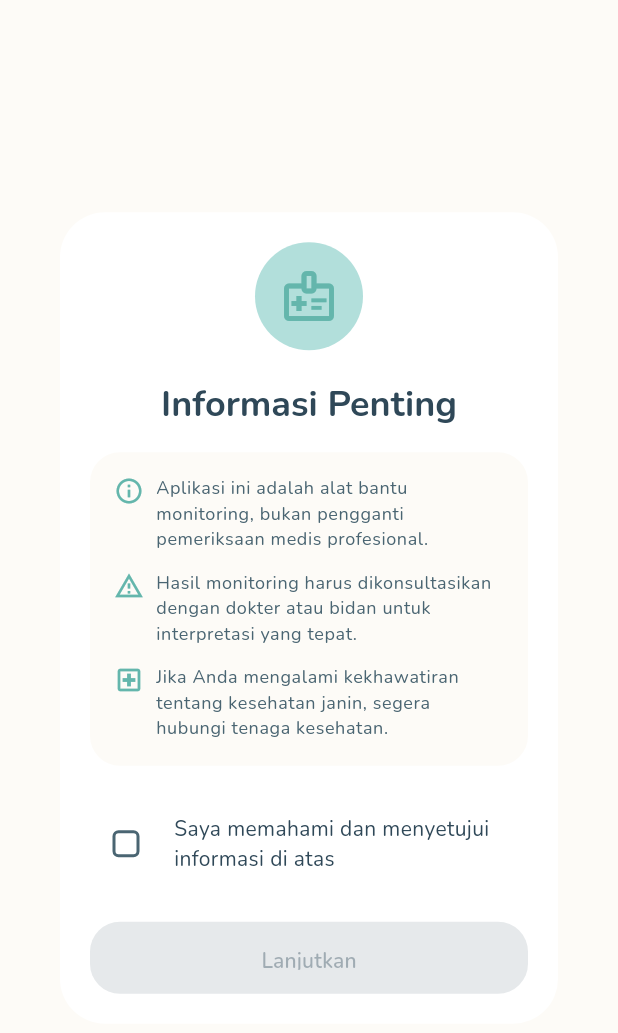
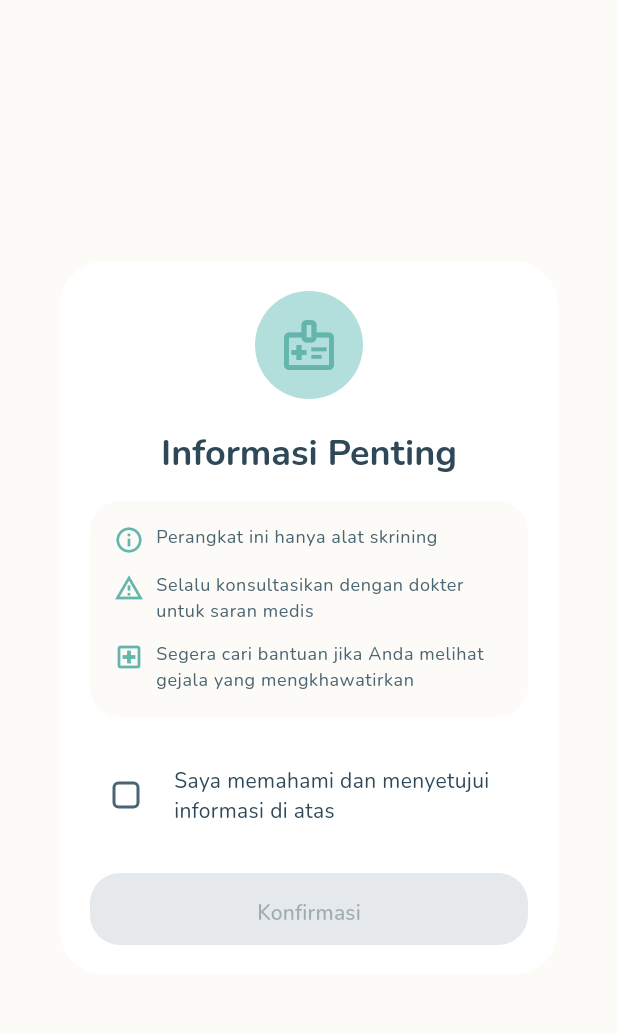
Before and after one commit to freeluncher/dopply-v2, a Flutter app: the MedicalDisclaimerDialog widget shown alone on an empty page, opened directly, on a phone screen of 412 x 824 dp. Shown: the top 1033 px of the screen. Run offline on Flutter 3.47's test engine with Material 3 defaults, Android fonts, the phone set to English and light mode, and no system bars; our stand-ins replace connectivity_plus, equatable, firebase_core, firebase_messaging, fl_chart, flutter_blue_plus and 13 more; missing offline and left inert: ota_update; accounts and stored records are empty; network calls fail; project files that could hold a hidden picture were left out.

Commit message:
feat: Add widgets for soft error display, medical disclaimer, and empty states.

```diff
--- a/lib/src/shared/widgets/medical_disclaimer_dialog.dart
+++ b/lib/src/shared/widgets/medical_disclaimer_dialog.dart
@@ -2,6 +2,7 @@ import 'package:flutter/material.dart';
 import 'package:shared_preferences/shared_preferences.dart';
 import '../../core/theme/app_colors.dart';
 import '../../core/theme/app_styles.dart';
+import '../../../generated/l10n/app_localizations.dart';
 
 /// Medical Disclaimer Dialog
 ///
@@ -72,6 +73,7 @@ class _MedicalDisclaimerDialogState extends State<MedicalDisclaimerDialog> {
   Widget build(BuildContext context) {
     final theme = Theme.of(context);
     final textTheme = theme.textTheme;
+    final l10n = AppLocalizations.of(context)!;
 
     return Dialog(
       backgroundColor: AppColors.surface,
@@ -103,7 +105,7 @@ class _MedicalDisclaimerDialogState extends State<MedicalDisclaimerDialog> {
             // Title
             Center(
               child: Text(
-                'Informasi Penting',
+                l10n.medicalDisclaimerSubtitle,
                 style: textTheme.headlineSmall?.copyWith(
                   fontWeight: FontWeight.bold,
                   color: AppColors.textPrimary,
@@ -126,23 +128,17 @@ class _MedicalDisclaimerDialogState extends State<MedicalDisclaimerDialog> {
                 children: [
                   _buildInfoPoint(
                     icon: Icons.info_outline,
-                    text:
-                        'Aplikasi ini adalah alat bantu monitoring, '
-                        'bukan pengganti pemeriksaan medis profesional.',
+                    text: l10n.disclaimerPoint1,
                   ),
                   const SizedBox(height: AppSpacing.small),
                   _buildInfoPoint(
                     icon: Icons.warning_amber_outlined,
-                    text:
-                        'Hasil monitoring harus dikonsultasikan dengan '
-                        'dokter atau bidan untuk interpretasi yang tepat.',
+                    text: l10n.disclaimerPoint3,
                   ),
                   const SizedBox(height: AppSpacing.small),
                   _buildInfoPoint(
                     icon: Icons.local_hospital_outlined,
-                    text:
-                        'Jika Anda mengalami kekhawatiran tentang kesehatan '
-                        'janin, segera hubungi tenaga kesehatan.',
+                    text: l10n.disclaimerPoint4,
                   ),
                 ],
               ),
@@ -203,7 +199,7 @@ class _MedicalDisclaimerDialogState extends State<MedicalDisclaimerDialog> {
                           color: AppColors.onPrimary,
                         ),
                       )
-                    : const Text('Lanjutkan'),
+                    : Text(l10n.confirm),
               ),
             ),
           ],
```
Also changed, not shown: lib/src/shared/widgets/feedback/empty_state_widget.dart (+19 -12 lines), lib/src/shared/widgets/feedback/soft_error_widget.dart (+15 -32 lines).
